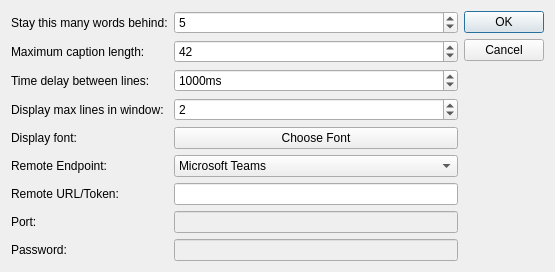
Before: the Qt Designer form plover_cat/caption_dialog.ui in greenwyrt/plover2CAT, drawn with Qt 5.
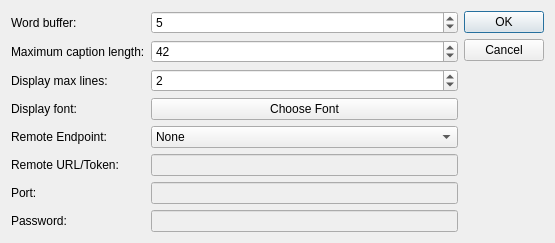
After: the same form once the commit is applied.

Commit message: "rolling" captions

Patch:
```diff
--- a/plover_cat/caption_dialog.ui
+++ b/plover_cat/caption_dialog.ui
@@ -7,7 +7,7 @@
     <x>0</x>
     <y>0</y>
     <width>555</width>
-    <height>257</height>
+    <height>237</height>
    </rect>
   </property>
   <property name="windowTitle">
@@ -19,7 +19,7 @@
      <item row="0" column="0">
       <widget class="QLabel" name="label_3">
        <property name="text">
-        <string>Stay this many words behind:</string>
+        <string>Word buffer:</string>
        </property>
       </widget>
      </item>
@@ -33,74 +33,47 @@
        </property>
       </widget>
      </item>
-     <item row="1" column="0">
+     <item row="2" column="0">
       <widget class="QLabel" name="label">
        <property name="text">
         <string>Maximum caption length:</string>
        </property>
       </widget>
      </item>
-     <item row="1" column="1">
+     <item row="2" column="1">
       <widget class="QSpinBox" name="capLength">
        <property name="toolTip">
-        <string>Optional, maximum number of characters in one line</string>
+        <string>Maximum number of characters in one line</string>
+       </property>
+       <property name="minimum">
+        <number>1</number>
        </property>
        <property name="value">
         <number>42</number>
        </property>
       </widget>
      </item>
-     <item row="2" column="0">
-      <widget class="QLabel" name="label_8">
-       <property name="text">
-        <string>Time delay between lines:</string>
-       </property>
-      </widget>
-     </item>
-     <item row="2" column="1">
-      <widget class="QSpinBox" name="delayTime">
-       <property name="toolTip">
-        <string>Leave at this many milliseconds between captions</string>
-       </property>
-       <property name="suffix">
-        <string>ms</string>
-       </property>
-       <property name="maximum">
-        <number>10000</number>
-       </property>
-       <property name="singleStep">
-        <number>100</number>
-       </property>
-       <property name="value">
-        <number>1000</number>
-       </property>
-      </widget>
-     </item>
-     <item row="4" column="0">
-      <widget class="QLabel" name="label_6">
-       <property name="text">
-        <string>Display max lines in window:</string>
-       </property>
-      </widget>
-     </item>
-     <item row="4" column="1">
+     <item row="3" column="1">
       <widget class="QSpinBox" name="maxDisplayLines">
        <property name="toolTip">
-        <string>Optional, only display this number of lines in caption window</string>
+        <string>Only display this number of lines in caption window</string>
+       </property>
+       <property name="minimum">
+        <number>1</number>
        </property>
        <property name="value">
         <number>2</number>
        </property>
       </widget>
      </item>
-     <item row="5" column="0">
-      <widget class="QLabel" name="label_7">
+     <item row="3" column="0">
+      <widget class="QLabel" name="label_6">
        <property name="text">
-        <string>Display font:</string>
+        <string>Display max lines:</string>
        </property>
       </widget>
      </item>
-     <item row="5" column="1">
+     <item row="4" column="1">
       <widget class="QPushButton" name="fontSelector">
        <property name="toolTip">
         <string>Font for display</string>
@@ -110,18 +83,23 @@
        </property>
       </widget>
      </item>
-     <item row="6" column="0">
-      <widget class="QLabel" name="label_5">
+     <item row="4" column="0">
+      <widget class="QLabel" name="label_7">
        <property name="text">
-        <string>Remote Endpoint:</string>
+        <string>Display font:</string>
        </property>
       </widget>
      </item>
-     <item row="6" column="1">
+     <item row="5" column="1">
       <widget class="QComboBox" name="remoteCapHost">
        <property name="toolTip">
         <string>Destination to send captions to</string>
        </property>
+       <item>
+        <property name="text">
+         <string>None</string>
+        </property>
+       </item>
        <item>
         <property name="text">
          <string>Microsoft Teams</string>
@@ -139,7 +117,24 @@
        </item>
       </widget>
      </item>
-     <item row="7" column="0">
+     <item row="5" column="0">
+      <widget class="QLabel" name="label_5">
+       <property name="text">
+        <string>Remote Endpoint:</string>
+       </property>
+      </widget>
+     </item>
+     <item row="6" column="1">
+      <widget class="QLineEdit" name="hostURL">
+       <property name="enabled">
+        <bool>false</bool>
+       </property>
+       <property name="toolTip">
+        <string>URL to send captions to</string>
+       </property>
+      </widget>
+     </item>
+     <item row="6" column="0">
       <widget class="QLabel" name="label_4">
        <property name="text">
         <string>Remote URL/Token:</string>
@@ -147,13 +142,13 @@
       </widget>
      </item>
      <item row="7" column="1">
-      <widget class="QLineEdit" name="hostURL">
-       <property name="toolTip">
-        <string>URL to send captions to</string>
+      <widget class="QLineEdit" name="serverPort">
+       <property name="enabled">
+        <bool>false</bool>
        </property>
       </widget>
      </item>
-     <item row="8" column="0">
+     <item row="7" column="0">
       <widget class="QLabel" name="label_2">
        <property name="text">
         <string>Port:</string>
@@ -161,20 +156,6 @@
       </widget>
      </item>
      <item row="8" column="1">
-      <widget class="QLineEdit" name="serverPort">
-       <property name="enabled">
-        <bool>false</bool>
-       </property>
-      </widget>
-     </item>
-     <item row="9" column="0">
-      <widget class="QLabel" name="label_9">
-       <property name="text">
-        <string>Password:</string>
-       </property>
-      </widget>
-     </item>
-     <item row="9" column="1">
       <widget class="QLineEdit" name="serverPassword">
        <property name="enabled">
         <bool>false</bool>
@@ -184,6 +165,13 @@
        </property>
       </widget>
      </item>
+     <item row="8" column="0">
+      <widget class="QLabel" name="label_9">
+       <property name="text">
+        <string>Password:</string>
+       </property>
+      </widget>
+     </item>
     </layout>
    </item>
    <item>
```
The commit also changes 7 other files.
